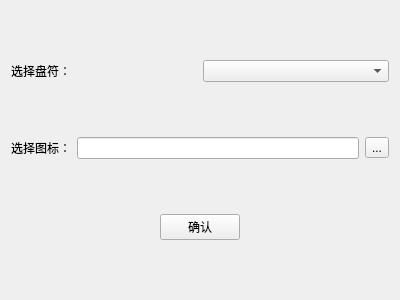
First picture: the form in udesigner.ui, repository L-Super/udesigner, before the edit.
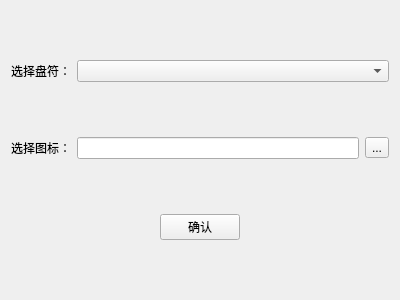
Second picture: the form after the edit.

Commit message: 增加一些描述，及完成后的提示

The edit to the form file:
```diff
--- a/udesigner.ui
+++ b/udesigner.ui
@@ -15,7 +15,7 @@
   </property>
   <layout class="QVBoxLayout" name="verticalLayout">
    <item>
-    <layout class="QHBoxLayout" name="horizontalLayout">
+    <layout class="QHBoxLayout" name="horizontalLayout" stretch="0,1">
      <item>
       <widget class="QLabel" name="label">
        <property name="text">
```
Left out of the diff: 15 changed lines with no effect on the pictures. The commit also changes 2 other files.
